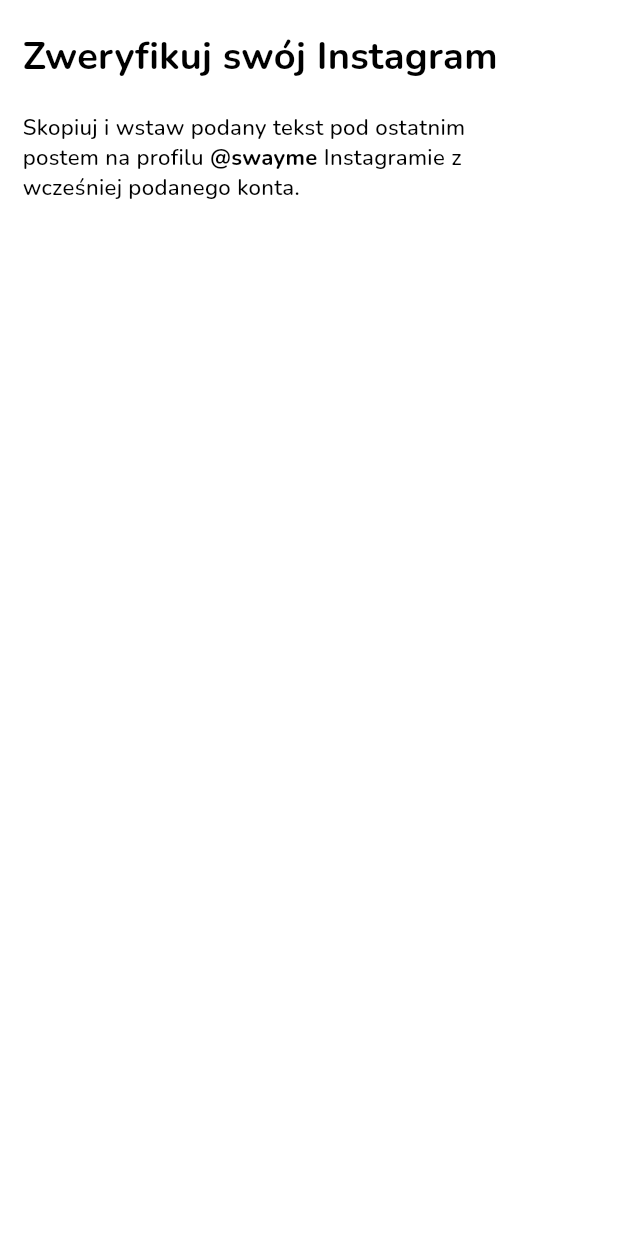
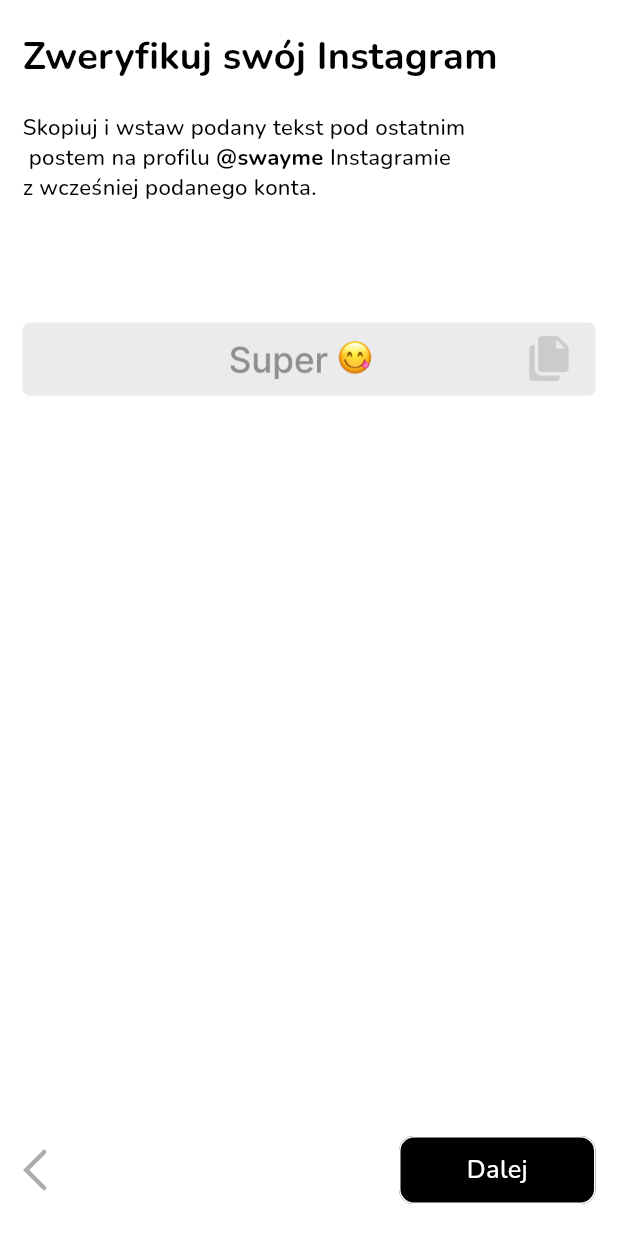
Before and after one commit to NguyenXuanLoc/base_bloc, a Flutter app: the screen it shows after launch, on a phone screen of 412 x 824 dp. Run offline on Flutter 3.47's test engine with Material 2 defaults, Android fonts, the phone set to English and light mode, and no system bars; our stand-ins replace bloc, cached_network_image, connectivity_plus, device_info, diacritic, dio and 15 more; missing offline and left inert: back_button_interceptor; project files that could hold a hidden picture were left out.

Commit message:
Verify instagram.

```diff
--- a/lib/components/date_picker.dart
+++ b/lib/components/date_picker.dart
@@ -3,13 +3,12 @@ library flutter_datetime_picker;
 import 'dart:async';
 import 'package:flutter/cupertino.dart';
 import 'package:flutter/material.dart';
-import 'package:flutter_datetime_picker/src/datetime_picker_theme.dart';
-import 'package:flutter_datetime_picker/src/date_model.dart';
-import 'package:flutter_datetime_picker/src/i18n_model.dart';
 
-export 'package:flutter_datetime_picker/src/datetime_picker_theme.dart';
+import 'date_picker.dart';
 export 'package:flutter_datetime_picker/src/date_model.dart';
 export 'package:flutter_datetime_picker/src/i18n_model.dart';
+import 'package:flutter_datetime_picker/src/datetime_picker_theme.dart'
+    as DatePickerThemee;
 
 typedef DateChangedCallback = Function(DateTime time);
 typedef DateCancelledCallback = Function();
@@ -29,7 +28,7 @@ class DatePicker {
     DateCancelledCallback? onCancel,
     locale = LocaleType.en,
     DateTime? currentTime,
-    DatePickerTheme? theme,
+    DatePickerThemee.DatePickerTheme? theme,
   }) async {
     return await Navigator.push(
       context,
@@ -64,7 +63,7 @@ class DatePicker {
     DateCancelledCallback? onCancel,
     locale = LocaleType.en,
     DateTime? currentTime,
-    DatePickerTheme? theme,
+    DatePickerThemee.DatePickerTheme? theme,
   }) async {
     return await Navigator.push(
       context,
@@ -97,7 +96,7 @@ class DatePicker {
     DateCancelledCallback? onCancel,
     locale = LocaleType.en,
     DateTime? currentTime,
-    DatePickerTheme? theme,
+    DatePickerThemee.DatePickerTheme? theme,
   }) async {
     return await Navigator.push(
       context,
@@ -131,7 +130,7 @@ class DatePicker {
     DateCancelledCallback? onCancel,
     locale = LocaleType.en,
     DateTime? currentTime,
-    DatePickerTheme? theme,
+    DatePickerThemee.DatePickerTheme? theme,
   }) async {
     return await Navigator.push(
       context,
@@ -165,7 +164,7 @@ class DatePicker {
     DateCancelledCallback? onCancel,
     locale = LocaleType.en,
     BasePickerModel? pickerModel,
-    DatePickerTheme? theme,
+    DatePickerThemee.DatePickerTheme? theme,
   }) async {
     return await Navigator.push(
       context,
@@ -190,13 +189,13 @@ class _DatePickerRoute<T> extends PopupRoute<T> {
     this.onChanged,
     this.onConfirm,
     this.onCancel,
-    DatePickerTheme? theme,
+    DatePickerThemee.DatePickerTheme? theme,
     this.barrierLabel,
     this.locale,
     RouteSettings? settings,
     BasePickerModel? pickerModel,
   })  : pickerModel = pickerModel ?? DatePickerModel(),
-        theme = theme ?? const DatePickerTheme(),
+        theme = theme ?? const DatePickerThemee.DatePickerTheme(),
         super(settings: settings);
 
   final bool? showTitleActions;
@@ -204,7 +203,7 @@ class _DatePickerRoute<T> extends PopupRoute<T> {
   final DateChangedCallback? onConfirm;
   final DateCancelledCallback? onCancel;
   final LocaleType? locale;
-  final DatePickerTheme theme;
+  final DatePickerThemee.DatePickerTheme theme;
   final BasePickerModel pickerModel;
 
   @override
@@ -292,7 +291,7 @@ class _DatePickerState extends State<_DatePickerComponent> {
 
   @override
   Widget build(BuildContext context) {
-    DatePickerTheme theme = widget.route.theme;
+    DatePickerThemee.DatePickerTheme theme = widget.route.theme;
     return GestureDetector(
       child: AnimatedBuilder(
         animation: widget.route.animation!,
@@ -325,7 +324,7 @@ class _DatePickerState extends State<_DatePickerComponent> {
     }
   }
 
-  Widget _renderPickerView(DatePickerTheme theme) {
+  Widget _renderPickerView(DatePickerThemee.DatePickerTheme theme) {
     Widget itemView = _renderItemView(theme);
     if (widget.route.showTitleActions == true) {
       return Column(
@@ -340,7 +339,7 @@ class _DatePickerState extends State<_DatePickerComponent> {
 
   Widget _renderColumnView(
     ValueKey key,
-    DatePickerTheme theme,
+    DatePickerThemee.DatePickerTheme theme,
     StringAtIndexCallBack stringAtIndexCB,
     ScrollController scrollController,
     int layoutProportion,
@@ -395,7 +394,7 @@ class _DatePickerState extends State<_DatePickerComponent> {
     );
   }
 
-  Widget _renderItemView(DatePickerTheme theme) {
+  Widget _renderItemView(DatePickerThemee.DatePickerTheme theme) {
     return Container(
       color: theme.backgroundColor,
       child: Row(
@@ -467,7 +466,7 @@ class _DatePickerState extends State<_DatePickerComponent> {
   }
 
   // Title View
-  Widget _renderTitleActionsView(DatePickerTheme theme) {
+  Widget _renderTitleActionsView(DatePickerThemee.DatePickerTheme theme) {
     final done = _localeDone();
     final cancel = _localeCancel();
 
@@ -539,7 +538,7 @@ class _BottomPickerLayout extends SingleChildLayoutDelegate {
   final double progress;
   final int? itemCount;
   final bool? showTitleActions;
-  final DatePickerTheme theme;
+  final DatePickerThemee.DatePickerTheme theme;
   final double bottomPadding;
 
   @override
--- a/lib/data/globals.dart
+++ b/lib/data/globals.dart
@@ -17,4 +17,4 @@ bool isTokenExpired = false;
 int timePackageRemaining = 0;
 int timeOut = 30;
 
-double contentPadding = 13;
+double contentPadding = 15;
--- a/lib/localization/locale_keys.dart
+++ b/lib/localization/locale_keys.dart
@@ -2,6 +2,7 @@
 
 abstract class LocaleKeys {
   static const title = 'title';
+  static const copy_success = 'copy_success';
   static const appName = 'appName';
   static const Instagram_profile_from_the_previously_provided_account = 'Instagram_profile_from_the_previously_provided_account';
   static const Copy_and_paste_the_given_text_under_the_last_post_on_the = 'Copy_and_paste_the_given_text_under_the_last_post_on_the';
--- a/lib/modules/otp/otp_page.dart
+++ b/lib/modules/otp/otp_page.dart
@@ -34,7 +34,7 @@ class _OtpPageState extends BaseState<OtpPage, OtpBloc> {
     return AppScaffold(
         isTabToHideKeyboard: true,
         padding: EdgeInsets.only(
-            left: contentPadding + 2, right: contentPadding + 2),
+            left: contentPadding , right: contentPadding ),
         body: Column(
           crossAxisAlignment: CrossAxisAlignment.start,
           children: [
--- a/lib/modules/verify_instagram/verify_instagram_page.dart
+++ b/lib/modules/verify_instagram/verify_instagram_page.dart
@@ -1,14 +1,20 @@
 import 'package:base_bloc/base/base_state.dart';
+import 'package:base_bloc/base/hex_color.dart';
 import 'package:base_bloc/components/app_scalford.dart';
 import 'package:base_bloc/data/globals.dart';
 import 'package:base_bloc/modules/verify_instagram/verify_instagram_cubit.dart';
 import 'package:easy_localization/easy_localization.dart';
 import 'package:flutter/cupertino.dart';
+import 'package:flutter/material.dart';
 import 'package:flutter_screenutil/flutter_screenutil.dart';
+import 'package:flutter_svg/svg.dart';
 
+import '../../components/app_button.dart';
 import '../../components/app_text.dart';
+import '../../gen/assets.gen.dart';
 import '../../localization/locale_keys.dart';
 import '../../theme/app_styles.dart';
+import '../../theme/colors.dart';
 
 class VerifyInstagramPage extends StatefulWidget {
   const VerifyInstagramPage({Key? key}) : super(key: key);
@@ -25,8 +31,7 @@ class _VerifyInstagramPageState
   @override
   Widget build(BuildContext context) {
     return AppScaffold(
-        padding: EdgeInsets.only(
-            left: contentPadding + 2, right: 70),
+        padding: EdgeInsets.only(left: contentPadding, right: contentPadding),
         body: Column(
           crossAxisAlignment: CrossAxisAlignment.start,
           children: [
@@ -37,7 +42,8 @@ class _VerifyInstagramPageState
             RichText(
                 textAlign: TextAlign.start,
                 text: TextSpan(
-                    text: "${LocaleKeys.Copy_and_paste_the_given_text_under_the_last_post_on_the.tr()} ",
+                    text:
+                        "${LocaleKeys.Copy_and_paste_the_given_text_under_the_last_post_on_the.tr()} ",
                     children: [
                       TextSpan(
                           text: "@${LocaleKeys.appName.tr()} ",
@@ -48,10 +54,50 @@ class _VerifyInstagramPageState
                                   .Instagram_profile_from_the_previously_provided_account
                               .tr())
                     ],
-                    style: typoW500.copyWith(fontSize: 14.sp)))
+                    style: typoW500.copyWith(fontSize: 14.sp))),
+            space(height: 80),
+            copyWidget(),
+            Spacer(),
+            nextWidget(),
+            space()
           ],
         ));
   }
+
+  Widget nextWidget() => Row(
+        children: [
+          InkWell(
+              child: SvgPicture.asset(Assets.svg.icBack),
+              onTap: () => Navigator.pop(context)),
+          const Spacer(),
+          AppButton(
+              width: 124.w,
+              onPress: () =>bloc.nextOnclick(),
+              height: 53.h,
+              titleWidget: AppText(LocaleKeys.next.tr(),
+                  style: typoW500.copyWith(fontSize: 16.sp, color: colorWhite)),
+              backgroundColor: colorBlack,
+              borderRadius: 10)
+        ],
+      );
+
+  Widget copyWidget() => Container(
+      width: MediaQuery.of(context).size.width,
+      height: 57.h,
+      decoration: BoxDecoration(
+          borderRadius: BorderRadius.circular(5), color: HexColor("EBEBEB")),
+      child: Row(
+        children: [
+          const SizedBox(width: 42),
+          Expanded(
+              child: Center(
+                  child: Image.asset(Assets.png.icSupper.path, width: 90.w))),
+          InkWell(
+              child: Image.asset(Assets.png.icCopy.path, width: 42),
+              onTap: () => bloc.copyOnClick(context)),
+          const SizedBox(width: 10)
+        ],
+      ));
 
   Widget center(Widget widget) => Center(child: widget);
 
--- a/pubspec.yaml
+++ b/pubspec.yaml
@@ -39,6 +39,7 @@ dependencies:
   get_it: ^7.2.0
   easy_localization: ^3.0.1
   smooth_page_indicator: ^1.1.0
+  flutter_datetime_picker: ^1.5.1
 
 
 dev_dependencies:
```
Also changed, not shown: lib/gen/assets.gen.dart (+41 -2 lines), lib/modules/verify_instagram/verify_instagram_cubit.dart (+12 -0 lines), assets/png/ic_copy.png (added), assets/png/ic_supper.png (added), assets/svg/ic_copy.svg (added), assets/svg/ic_supper.svg (added), lib/localization/codegen_loader.g.dart, pubspec.lock.
